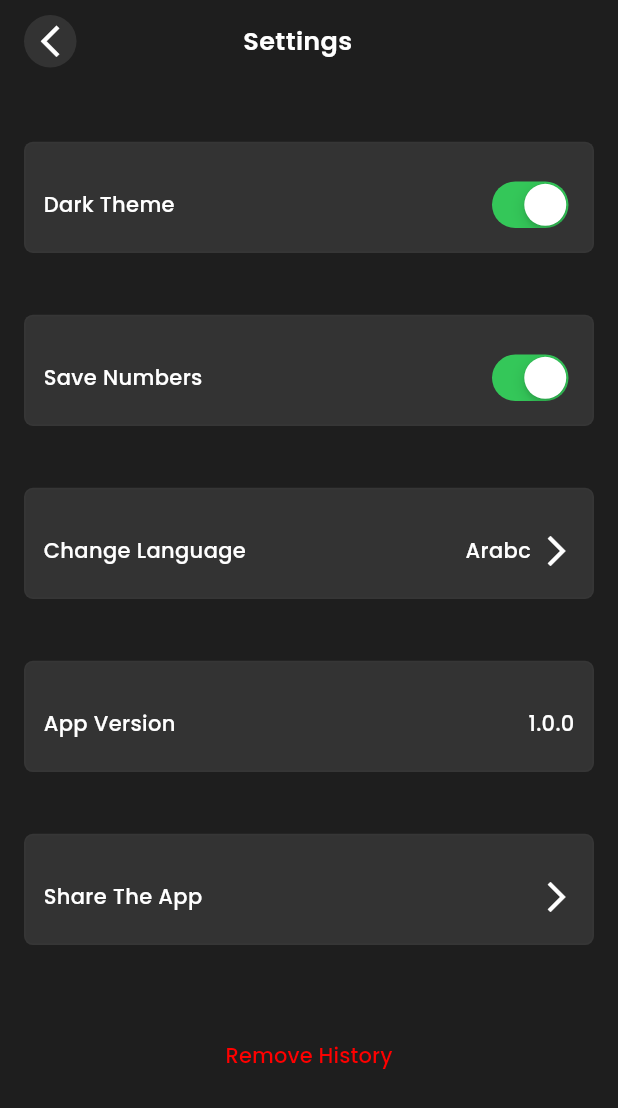
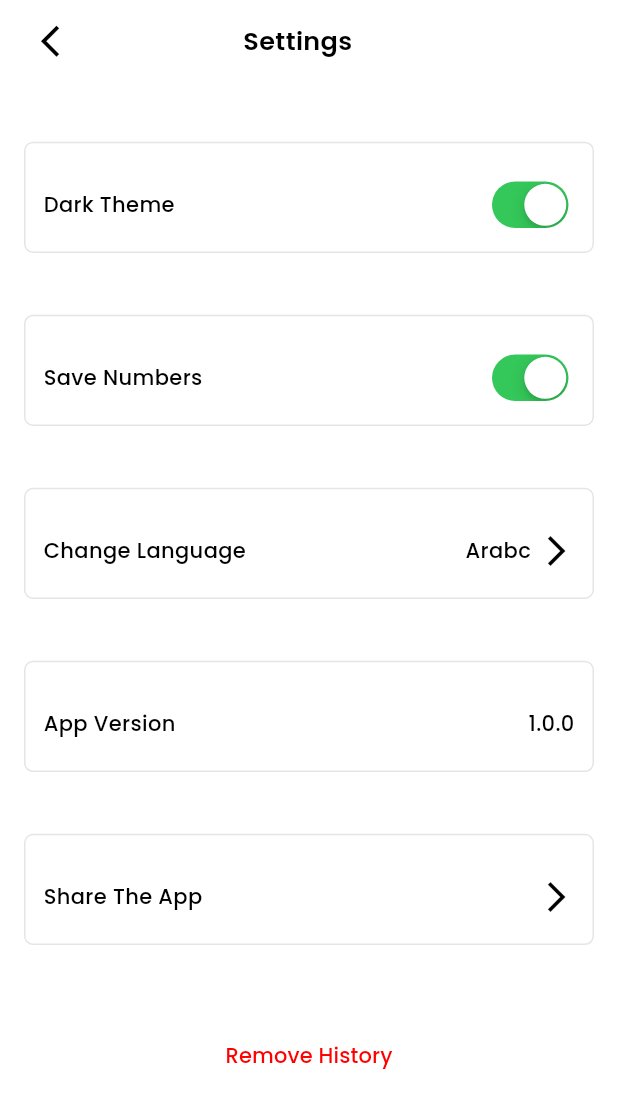
Before and after one commit to monzir3bdo/whatsapp_direct_message, a Flutter app: the screen it shows after launch, on a phone screen of 412 x 824 dp. Shown: the top 1108 px of the screen. Run offline on Flutter 3.47's test engine with Material 3 defaults, Android fonts, the phone set to English and light mode, and no system bars; our stand-ins replace gap.

Commit message:
Fix Settings Screen light colors

```diff
--- a/lib/core/app/app.dart
+++ b/lib/core/app/app.dart
@@ -9,7 +9,7 @@ class App extends StatelessWidget {
   Widget build(BuildContext context) {
     return MaterialApp(
       home: const SettingsScreen(),
-      theme: darkTheme(),
+      theme: lightTheme(),
       darkTheme: darkTheme(),
     );
   }
--- a/lib/core/extensions/colors_extenion.dart
+++ b/lib/core/extensions/colors_extenion.dart
@@ -44,7 +44,7 @@ class ColorExtension extends ThemeExtension<ColorExtension> {
 
   static ColorExtension light = const ColorExtension(
     containerColor: AppLightColors.backgroundColor,
-    textColor: AppLightColors.primary,
+    textColor: AppLightColors.black,
     floatingActionButtonColor: AppLightColors.backgroundColor,
     greyTabBarColor: AppLightColors.tabGreyColor,
     containerBorderColor: AppLightColors.black,
--- a/lib/widgets/settings/settings_container.dart
+++ b/lib/widgets/settings/settings_container.dart
@@ -15,7 +15,7 @@ class SettingsContainer extends StatelessWidget {
         borderRadius: BorderRadius.circular(6),
         border: Border.all(
           //todo: Change the border to match the theme
-          color: const Color(0xff555555).withOpacity(0.1),
+          color: context.color.containerBorderColor!.withOpacity(0.1),
         ),
       ),
       child: child,
```
